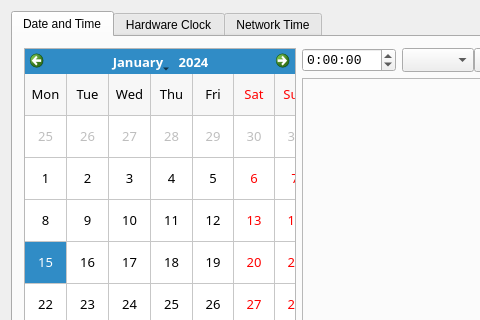
MX-Linux/mx-datetime, file datetime.ui: the form before one commit; both pictures show x 0 to 480 and y 0 to 320 of the 570 by 420 pixel window.
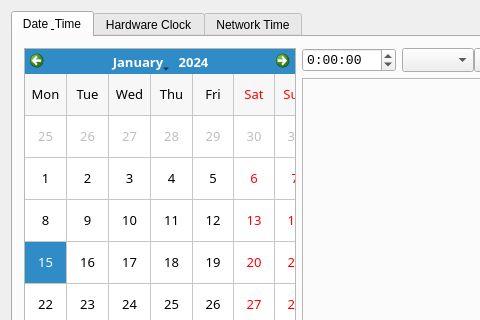
The form after the commit. Icons and pictures are not drawn. Custom widgets are drawn as their Qt base class.

Diff of the .ui file:
```diff
--- a/datetime.ui
+++ b/datetime.ui
@@ -124,7 +124,7 @@
      </property>
      <widget class="QWidget" name="tabDateTime">
       <attribute name="title">
-       <string>Date and Time</string>
+       <string>Date &amp; Time</string>
       </attribute>
       <layout class="QGridLayout" name="gridDateTime">
        <item row="0" column="0" rowspan="2">
```
